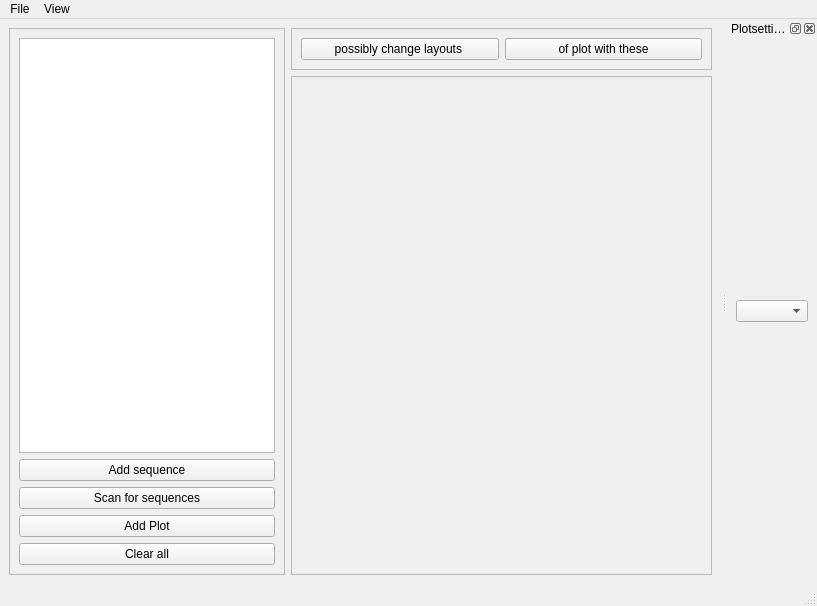
Above: mainWindow.ui from IENT/RDPlot before the change. Below: the same form after it.
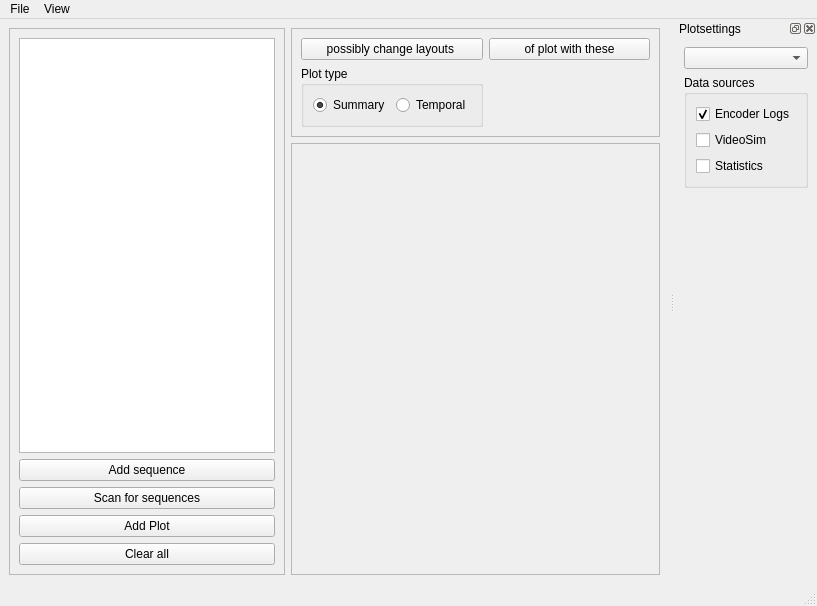
That is the form after the change.

Commit message: added buttons etc to gui for future functionalities

The edit to the form file:
```diff
--- a/mainWindow.ui
+++ b/mainWindow.ui
@@ -39,21 +39,47 @@
       <property name="frameShadow">
        <enum>QFrame::Raised</enum>
       </property>
-      <layout class="QHBoxLayout" name="horizontalLayout">
-       <item>
+      <layout class="QGridLayout" name="gridLayout">
+       <item row="0" column="0">
         <widget class="QPushButton" name="pushButton">
          <property name="text">
           <string>possibly change layouts </string>
          </property>
         </widget>
        </item>
-       <item>
+       <item row="0" column="2">
         <widget class="QPushButton" name="pushButton_2">
          <property name="text">
           <string>of plot with these</string>
          </property>
         </widget>
        </item>
+       <item row="1" column="0">
+        <widget class="QGroupBox" name="plotTypeGroupBox">
+         <property name="title">
+          <string>Plot type</string>
+         </property>
+         <layout class="QHBoxLayout" name="horizontalLayout">
+          <item>
+           <widget class="QRadioButton" name="summaryPlotButton">
+            <property name="text">
+             <string>Summary</string>
+            </property>
+            <property name="checked">
+             <bool>true</bool>
+            </property>
+           </widget>
+          </item>
+          <item>
+           <widget class="QRadioButton" name="temporalPlotButton">
+            <property name="text">
+             <string>Temporal</string>
+            </property>
+           </widget>
+          </item>
+         </layout>
+        </widget>
+       </item>
       </layout>
      </widget>
     </item>
@@ -125,9 +151,54 @@
    <widget class="QWidget" name="dockWidgetContents_2">
     <layout class="QVBoxLayout" name="verticalLayout_3">
      <item>
-      <widget class="QComboBox" name="comboBox">
+      <widget class="QComboBox" name="comboBox"/>
+     </item>
+     <item>
+      <widget class="QGroupBox" name="dataSourcesGroupBox">
+       <property name="title">
+        <string>Data sources</string>
+       </property>
+       <layout class="QVBoxLayout" name="verticalLayout_2">
+        <item>
+         <widget class="QCheckBox" name="encLogsCheckBox">
+          <property name="text">
+           <string>Encoder Logs</string>
+          </property>
+          <property name="checked">
+           <bool>true</bool>
+          </property>
+         </widget>
+        </item>
+        <item>
+         <widget class="QCheckBox" name="videoSimCheckBox">
+          <property name="text">
+           <string>VideoSim</string>
+          </property>
+         </widget>
+        </item>
+        <item>
+         <widget class="QCheckBox" name="statisticsCheckBox">
+          <property name="text">
+           <string>Statistics</string>
+          </property>
+         </widget>
+        </item>
+       </layout>
       </widget>
      </item>
+     <item>
+      <spacer name="verticalSpacer">
+       <property name="orientation">
+        <enum>Qt::Vertical</enum>
+       </property>
+       <property name="sizeHint" stdset="0">
+        <size>
+         <width>20</width>
+         <height>40</height>
+        </size>
+       </property>
+      </spacer>
+     </item>
     </layout>
    </widget>
   </widget>
```
